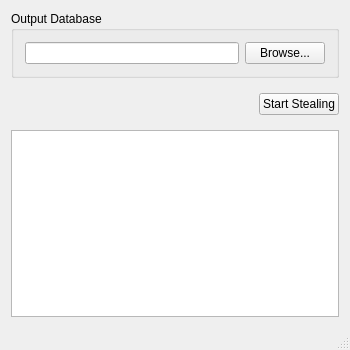
The window that mainwindow.ui (Legend1991/NBAStatsThief) describes before a commit, drawn with Qt 5.
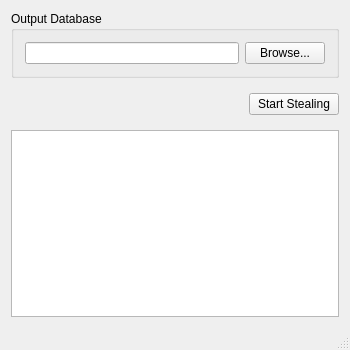
The same window after the commit. Icons and pictures are not drawn.

Patch:
```diff
--- a/mainwindow.ui
+++ b/mainwindow.ui
@@ -63,6 +63,12 @@
       </item>
       <item>
        <widget class="QPushButton" name="pbStartStealing">
+        <property name="minimumSize">
+         <size>
+          <width>90</width>
+          <height>0</height>
+         </size>
+        </property>
         <property name="text">
          <string>Start Stealing</string>
         </property>
```
Left out of the diff: 8 changed lines with no effect on the pictures.
